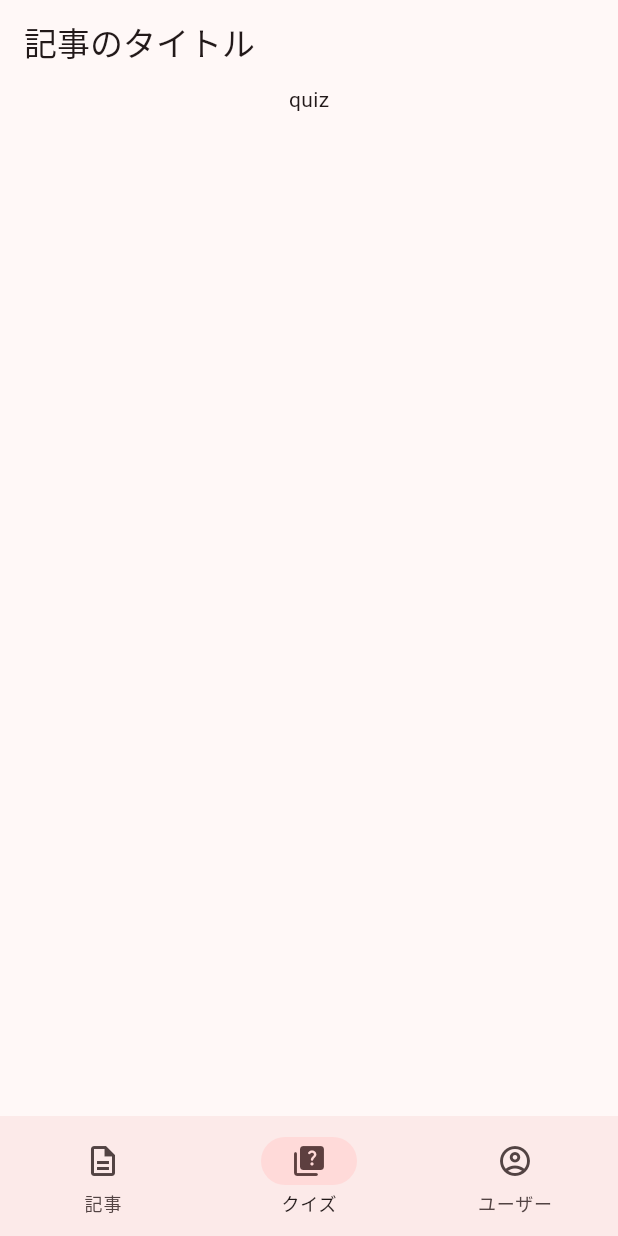
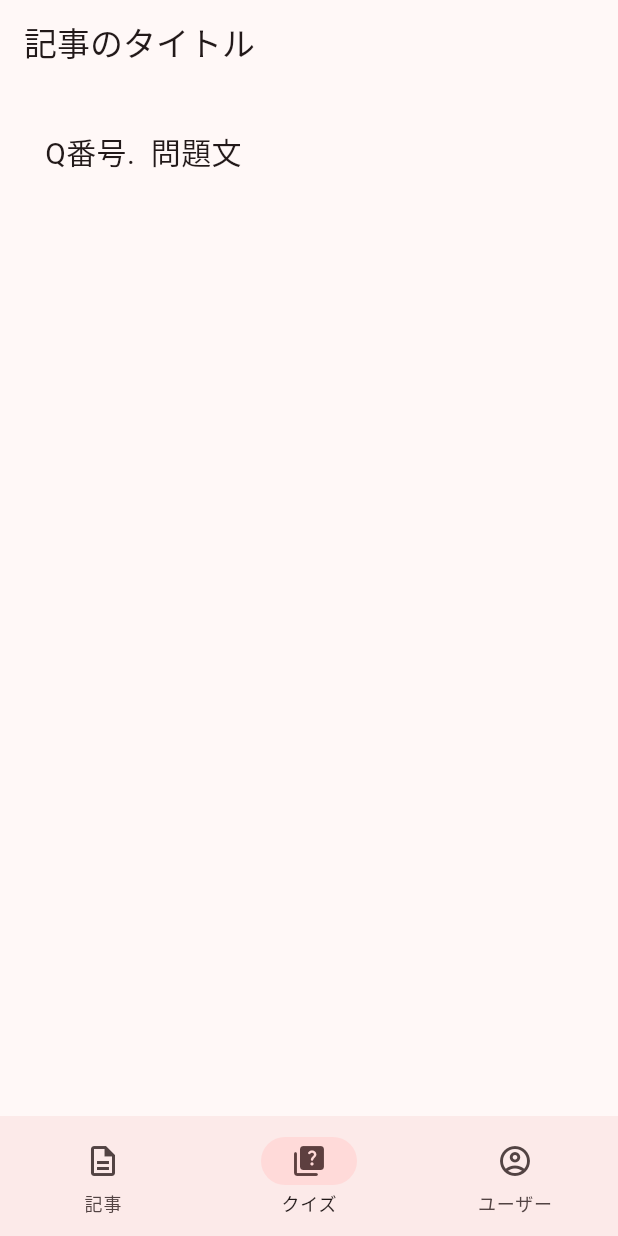
Before and after one commit to code-syncers/quiz-shower, a Flutter app: the screen it shows after launch, item 2 of the bottom bar chosen, on a phone screen of 412 x 824 dp. Run offline on Flutter 3.47's test engine with Material 2 defaults, Android fonts, the phone set to English and light mode, and no system bars.

Commit message:
chore: Bodyに「Q"番号".　"問題文"」と表示させる

```diff
--- a/lib/ui/screen/quiz_screen/quiz_screen.dart
+++ b/lib/ui/screen/quiz_screen/quiz_screen.dart
@@ -10,8 +10,14 @@ class QuizScreen extends StatelessWidget {
           title: const Text('記事のタイトル'),
         ),
         body: const SingleChildScrollView(
-          child: Center(
-            child: Text('quiz'),
+          child: Padding(
+            padding: EdgeInsets.fromLTRB(30, 30, 30, 0),
+            child: Column(children: [
+              Text(
+                "Q番号.  問題文",
+                style: TextStyle(fontSize: 20), // 任意でスタイルを調整できます
+              ),
+            ]),
           ),
         ));
   }
```
